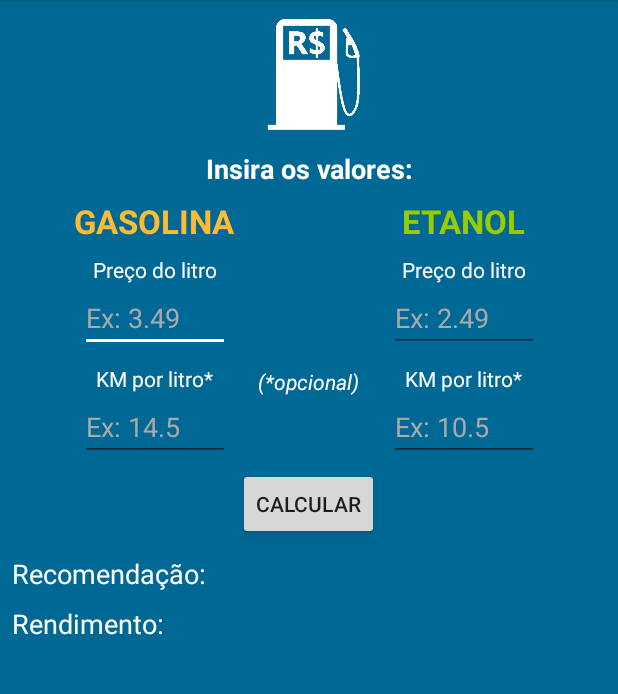
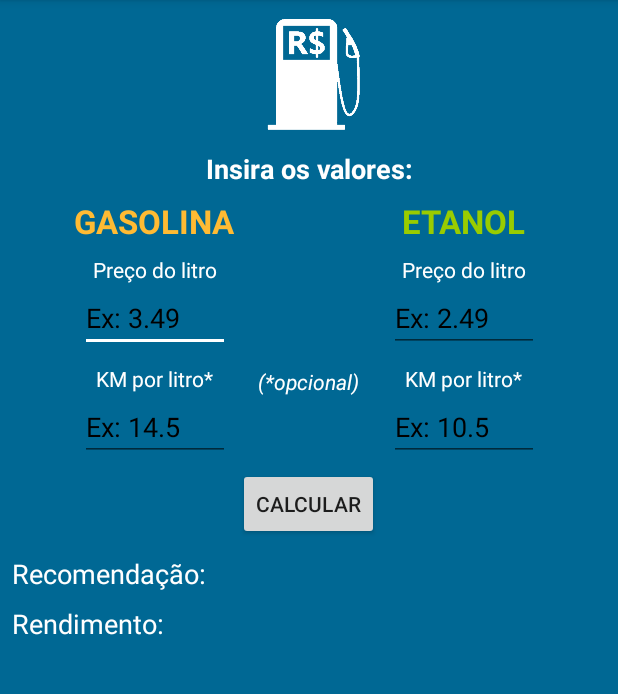
Before and after one commit to marccdb/Eta_ou_Gas, an Android app: the screen it shows after launch (MainActivity), on a phone screen of 412 x 824 dp, the part 84-778 px from its top. Run offline under Robolectric (Android 15) with nearby library versions, the phone set to English and light mode, and no system bars; our stand-ins replace AdMob.

Commit message:
minor UI changes

```diff
--- a/app/src/main/java/com/example/alcoolougasolina/MainActivity.java
+++ b/app/src/main/java/com/example/alcoolougasolina/MainActivity.java
@@ -40,7 +40,6 @@ public class MainActivity extends AppCompatActivity {
 
         AdRequest adRequest = new AdRequest.Builder().build();
         mAdView.loadAd(adRequest);
-
     }
 
 
--- a/app/src/main/res/layout/activity_main.xml
+++ b/app/src/main/res/layout/activity_main.xml
@@ -87,9 +87,9 @@
         android:layout_marginRight="8dp"
         android:ems="10"
         android:hint="Ex: 3.49"
-        android:textColorHint="@android:color/darker_gray"
         android:inputType="numberDecimal"
         android:textColor="@android:color/white"
+        android:textColorHint="@android:color/black"
         android:textSize="18sp"
         app:layout_constraintEnd_toStartOf="@+id/guideline"
         app:layout_constraintStart_toStartOf="parent"
@@ -105,7 +105,7 @@
         android:layout_marginRight="8dp"
         android:ems="10"
         android:hint="Ex: 2.49"
-        android:textColorHint="@android:color/darker_gray"
+        android:textColorHint="@android:color/black"
         android:inputType="numberDecimal"
         android:textColor="@android:color/white"
         android:textSize="18sp"
@@ -155,7 +155,7 @@
         android:layout_marginRight="8dp"
         android:ems="10"
         android:hint="Ex: 10.5"
-        android:textColorHint="@android:color/darker_gray"
+        android:textColorHint="@android:color/black"
         android:inputType="numberDecimal"
         android:textColor="@android:color/white"
         android:textSize="18sp"
@@ -173,7 +173,7 @@
         android:layout_marginRight="8dp"
         android:ems="10"
         android:hint="Ex: 14.5"
-        android:textColorHint="@android:color/darker_gray"
+        android:textColorHint="@android:color/black"
         android:inputType="numberDecimal"
         android:textColor="@android:color/white"
         app:layout_constraintEnd_toStartOf="@+id/guideline"
--- a/app/src/main/res/values/colors.xml
+++ b/app/src/main/res/values/colors.xml
@@ -4,4 +4,6 @@
     <color name="colorPrimaryDark">#000000</color>
     <color name="colorAccent">#FFFFFF</color>
     <color name="azul_background">#006894</color>
+    <color name="preto">#B9000000</color>
+
 </resources>
```
